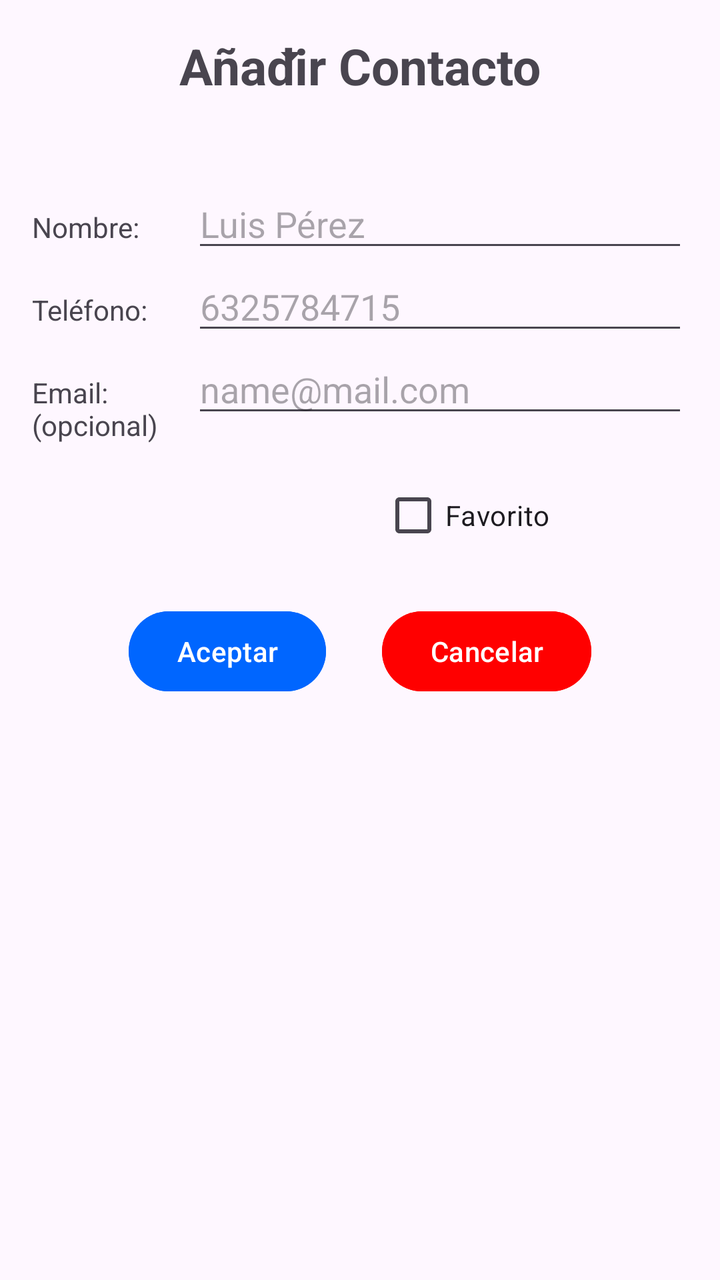
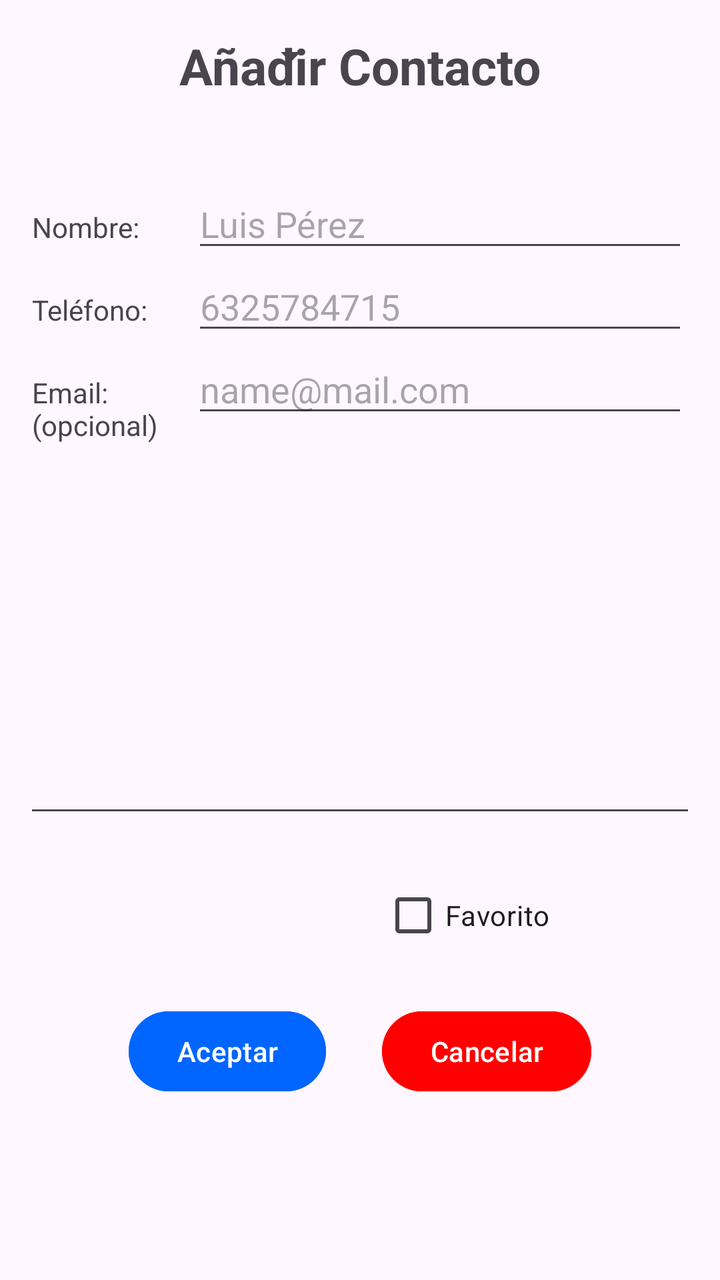

Before-and-after screenshots of an Android layout around one commit, followed by the original layout XML and the change that was made.
<!-- AndroidManifest.xml: application theme Theme.MiAgenda -->
<!-- res/layout/activity_contacto_form.xml -->
<?xml version="1.0" encoding="utf-8"?>
<androidx.constraintlayout.widget.ConstraintLayout xmlns:android="http://schemas.android.com/apk/res/android"
    xmlns:app="http://schemas.android.com/apk/res-auto"
    xmlns:tools="http://schemas.android.com/tools"
    android:id="@+id/main"
    android:layout_width="match_parent"
    android:layout_height="match_parent"
    tools:context=".ContactoFormActivity"
    android:padding="16dp">

    <TextView
        android:id="@+id/title"
        android:layout_width="wrap_content"
        android:layout_height="wrap_content"
        android:text="@string/add_contact_form_title"
        app:layout_constraintTop_toTopOf="parent"
        app:layout_constraintEnd_toEndOf="parent"
        app:layout_constraintStart_toStartOf="parent"
        android:textSize="25sp"
        android:textStyle="bold"
    />

    <TextView
        android:id="@+id/name"
        android:layout_width="80dp"
        android:layout_height="wrap_content"
        app:layout_constraintBaseline_toBaselineOf="@+id/name_input"
        app:layout_constraintStart_toStartOf="parent"
        android:text="@string/name"
    />
    <EditText
        android:id="@+id/name_input"
        android:layout_width="0dp"
        android:layout_height="wrap_content"
        android:inputType="textPersonName"
        android:hint="@string/name_example"
        app:layout_constraintTop_toBottomOf="@+id/title"
        app:layout_constraintStart_toEndOf="@id/name"
        app:layout_constraintEnd_toEndOf="parent"
        android:layout_marginTop="40dp"
    />

    <TextView
        android:id="@+id/phone"
        android:layout_width="80dp"
        android:layout_height="wrap_content"
        android:text="@string/phone"
        app:layout_constraintStart_toStartOf="parent"
        app:layout_constraintBaseline_toBaselineOf="@+id/phone_input"
    />
    <EditText
        android:id="@+id/phone_input"
        android:layout_width="0dp"
        android:layout_height="wrap_content"
        android:inputType="phone"
        android:hint="@string/phone_example"
        app:layout_constraintTop_toBottomOf="@+id/name_input"
        app:layout_constraintEnd_toEndOf="parent"
        app:layout_constraintStart_toEndOf="@+id/phone"
    />

    <TextView
        android:id="@+id/email"
        android:layout_width="80dp"
        android:layout_height="wrap_content"
        app:layout_constraintStart_toStartOf="parent"
        app:layout_constraintBaseline_toBaselineOf="@+id/email_input"
        android:text="@string/email"
    />
    <EditText
        android:id="@+id/email_input"
        android:layout_width="0dp"
        android:layout_height="wrap_content"
        app:layout_constraintStart_toEndOf="@+id/email"
        app:layout_constraintTop_toBottomOf="@+id/phone_input"
        app:layout_constraintEnd_toEndOf="parent"
        android:inputType="textEmailAddress"
        android:hint="@string/email_example"
    />

    <Spinner
        android:id="@+id/category"
        android:layout_width="wrap_content"
        android:layout_height="wrap_content"
        android:layout_marginTop="20dp"
        app:layout_constraintStart_toStartOf="parent"
        app:layout_constraintEnd_toEndOf="@+id/favourite"
        app:layout_constraintBaseline_toBaselineOf="@+id/favourite"
    />

    <CheckBox
        android:id="@+id/favourite"
        android:layout_width="wrap_content"
        android:layout_height="wrap_content"
        android:text="@string/favourite"
        app:layout_constraintStart_toStartOf="@+id/category"
        app:layout_constraintEnd_toEndOf="parent"
        app:layout_constraintTop_toBottomOf="@+id/email_input"
        android:layout_marginTop="20dp"
        android:layout_marginEnd="20dp"
        android:layout_marginStart="20dp"
    />

    <Button
        android:id="@+id/btnAccept"
        android:layout_width="wrap_content"
        android:layout_height="wrap_content"
        android:text="@string/btn_accept"
        app:layout_constraintStart_toStartOf="parent"
        app:layout_constraintHorizontal_chainStyle="packed"
        app:layout_constraintTop_toBottomOf="@+id/favourite"
        app:layout_constraintEnd_toStartOf="@+id/btnCancel"
        android:layout_marginTop="20dp"
        android:layout_marginEnd="20dp"
        android:backgroundTint="@color/blue"
    />
    <Button
        android:id="@+id/btnCancel"
        android:layout_width="wrap_content"
        android:layout_height="wrap_content"
        android:text="@string/btn_cancel"
        app:layout_constraintStart_toEndOf="@+id/btnAccept"
        app:layout_constraintTop_toTopOf="@+id/btnAccept"
        app:layout_constraintEnd_toEndOf="parent"
        android:layout_marginStart="8dp"
        android:backgroundTint="@color/red"
    />


</androidx.constraintlayout.widget.ConstraintLayout>
<!-- resources referenced by this layout -->
<resources>
  <color name="blue">#0066FF</color>
  <color name="red">#FF0000</color>
  <string name="add_contact_form_title">Añadir Contacto</string>
  <string name="btn_accept">Aceptar</string>
  <string name="btn_cancel">Cancelar</string>
  <string name="email">Email: (opcional)</string>
  <string name="email_example">name@mail.com</string>
  <string name="favourite">Favorito</string>
  <string name="name">Nombre: </string>
  <string name="name_example">Luis Pérez</string>
  <string name="phone">Teléfono: </string>
  <string name="phone_example">6325784715</string>
  <style name="Theme.MiAgenda" parent="Base.Theme.MiAgenda" />
  <style name="Base.Theme.MiAgenda" parent="Theme.Material3.DayNight.NoActionBar">
          
          
      </style>
</resources>

<!-- the commit's change to res/layout/activity_contacto_form.xml (unified diff, before → after) -->
@@ -78,6 +78,17 @@
         android:hint="@string/email_example"
     />
 
+    <com.google.android.material.textfield.TextInputEditText
+        android:id="@+id/notes_input"
+        android:layout_width="2000dp"
+        android:layout_height="200dp"
+        app:layout_constraintTop_toBottomOf="@+id/email_input"
+        app:layout_constraintStart_toStartOf="parent"
+        app:layout_constraintEnd_toEndOf="parent"
+        android:hint="@string/notes"
+    />
+
+
     <Spinner
         android:id="@+id/category"
         android:layout_width="wrap_content"
@@ -95,7 +106,7 @@
         android:text="@string/favourite"
         app:layout_constraintStart_toStartOf="@+id/category"
         app:layout_constraintEnd_toEndOf="parent"
-        app:layout_constraintTop_toBottomOf="@+id/email_input"
+        app:layout_constraintTop_toBottomOf="@+id/notes_input"
         android:layout_marginTop="20dp"
         android:layout_marginEnd="20dp"
         android:layout_marginStart="20dp"
<!-- resource entries referenced after the edit -->
@@ -10,6 +10,7 @@
   <string name="favourite">Favorito</string>
   <string name="name">Nombre: </string>
   <string name="name_example">Luis Pérez</string>
+  <string name="notes">Notas: </string>"
   <string name="phone">Teléfono: </string>
   <string name="phone_example">6325784715</string>
   <style name="Theme.MiAgenda" parent="Base.Theme.MiAgenda" />
